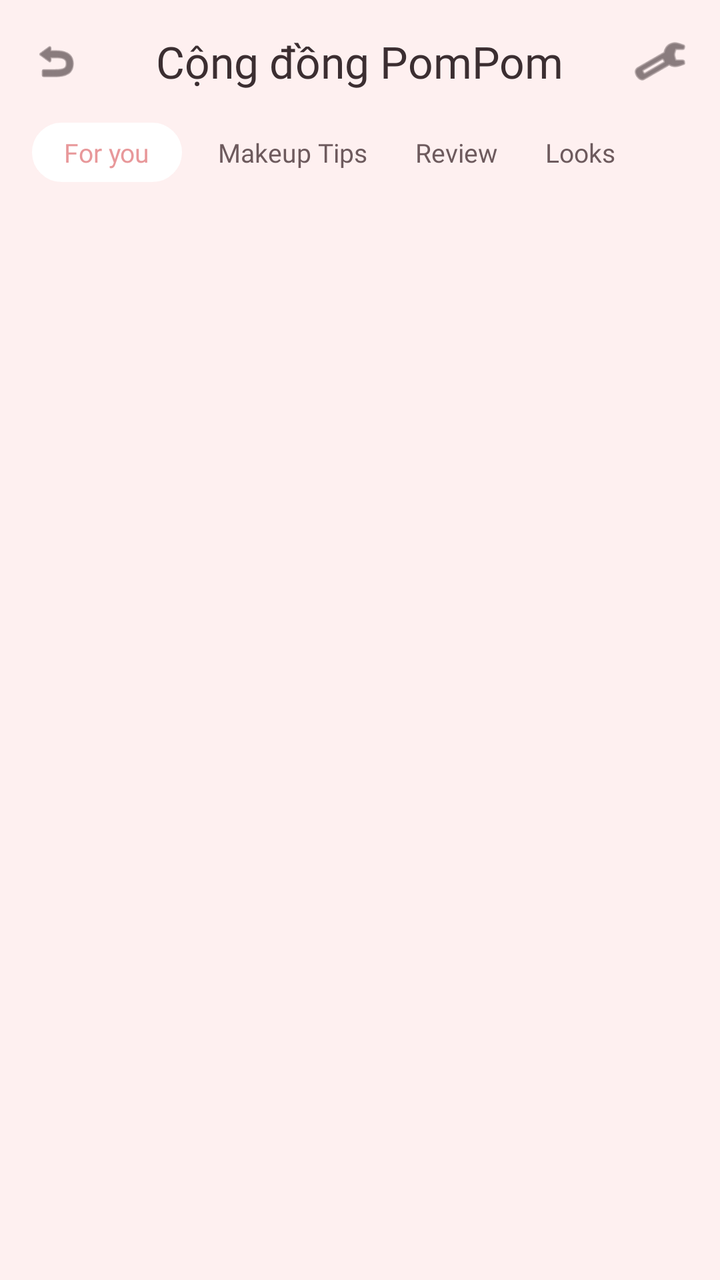
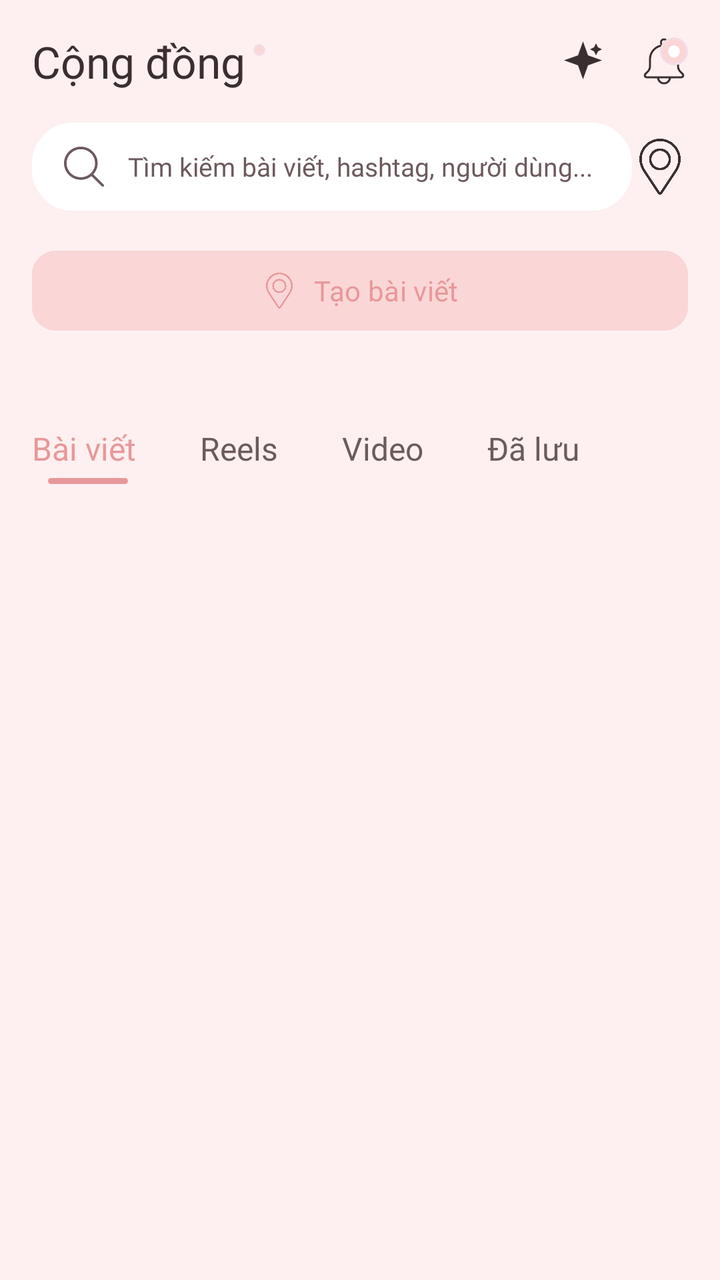

The first picture is an Android layout as it rendered before a commit; the second is the same layout after the commit. The layout source and the unified diff follow.
<!-- AndroidManifest.xml: application theme Theme.Group6 -->
<!-- res/layout/fragment_community.xml -->
<?xml version="1.0" encoding="utf-8"?>
<androidx.coordinatorlayout.widget.CoordinatorLayout xmlns:android="http://schemas.android.com/apk/res/android"
    xmlns:app="http://schemas.android.com/apk/res-auto"
    android:layout_width="match_parent"
    android:layout_height="match_parent"
    android:background="@color/md_theme_light_background">

    <com.google.android.material.appbar.AppBarLayout
        android:layout_width="match_parent"
        android:layout_height="wrap_content"
        android:background="@color/md_theme_light_background"
        android:fitsSystemWindows="true"
        app:elevation="0dp">

        <androidx.constraintlayout.widget.ConstraintLayout
            android:layout_width="match_parent"
            android:layout_height="wrap_content"
            android:padding="16dp">

            <ImageView
                android:id="@+id/btnBack"
                android:layout_width="24dp"
                android:layout_height="24dp"
                android:src="@android:drawable/ic_menu_revert"
                app:layout_constraintBottom_toBottomOf="parent"
                app:layout_constraintStart_toStartOf="parent"
                app:layout_constraintTop_toTopOf="parent"
                app:tint="@color/text_primary" />

            <TextView
                android:layout_width="wrap_content"
                android:layout_height="wrap_content"
                android:fontFamily="@font/garamond_condensed_bold"
                android:text="Cộng đồng PomPom"
                android:textColor="@color/text_primary"
                android:textSize="22sp"
                app:layout_constraintBottom_toBottomOf="parent"
                app:layout_constraintEnd_toEndOf="parent"
                app:layout_constraintStart_toStartOf="parent"
                app:layout_constraintTop_toTopOf="parent" />

            <ImageView
                android:id="@+id/btnSettings"
                android:layout_width="28dp"
                android:layout_height="28dp"
                android:src="@android:drawable/ic_menu_manage"
                app:layout_constraintBottom_toBottomOf="parent"
                app:layout_constraintEnd_toEndOf="parent"
                app:layout_constraintTop_toTopOf="parent"
                app:tint="@color/text_primary" />

        </androidx.constraintlayout.widget.ConstraintLayout>

        <HorizontalScrollView
            android:layout_width="match_parent"
            android:layout_height="wrap_content"
            android:scrollbars="none"
            android:paddingStart="16dp"
            android:paddingEnd="16dp"
            android:layout_marginBottom="12dp">

            <LinearLayout
                android:id="@+id/layoutTabs"
                android:layout_width="wrap_content"
                android:layout_height="wrap_content"
                android:orientation="horizontal">
                
                <TextView
                    android:id="@+id/tabForYou"
                    android:layout_width="wrap_content"
                    android:layout_height="wrap_content"
                    android:background="@drawable/bg_white_pill_button"
                    android:backgroundTint="@color/white"
                    android:fontFamily="@font/poppins_medium"
                    android:paddingStart="16dp"
                    android:paddingTop="6dp"
                    android:paddingEnd="16dp"
                    android:paddingBottom="6dp"
                    android:text="For you"
                    android:textColor="@color/brand_pink"
                    android:textSize="13sp" />

                <TextView
                    android:id="@+id/tabMakeupTips"
                    android:layout_width="wrap_content"
                    android:layout_height="wrap_content"
                    android:layout_marginStart="12dp"
                    android:fontFamily="@font/poppins_medium"
                    android:padding="6dp"
                    android:text="Makeup Tips"
                    android:textColor="@color/text_secondary"
                    android:textSize="13sp" />

                <TextView
                    android:id="@+id/tabReview"
                    android:layout_width="wrap_content"
                    android:layout_height="wrap_content"
                    android:layout_marginStart="12dp"
                    android:fontFamily="@font/poppins_medium"
                    android:padding="6dp"
                    android:text="Review"
                    android:textColor="@color/text_secondary"
                    android:textSize="13sp" />

                <TextView
                    android:id="@+id/tabLooks"
                    android:layout_width="wrap_content"
                    android:layout_height="wrap_content"
                    android:layout_marginStart="12dp"
                    android:fontFamily="@font/poppins_medium"
                    android:padding="6dp"
                    android:text="Looks"
                    android:textColor="@color/text_secondary"
                    android:textSize="13sp" />
            </LinearLayout>
        </HorizontalScrollView>

    </com.google.android.material.appbar.AppBarLayout>

    <androidx.recyclerview.widget.RecyclerView
        android:id="@+id/rvCommunity"
        android:layout_width="match_parent"
        android:layout_height="match_parent"
        android:clipToPadding="false"
        android:padding="8dp"
        app:layout_behavior="@string/appbar_scrolling_view_behavior" />

</androidx.coordinatorlayout.widget.CoordinatorLayout>
<!-- resources referenced by this layout -->
<resources>
  <color name="brand_pink">#E8989A</color>
  <color name="md_theme_light_background">#FEF0F0</color>
  <color name="text_primary">#3B2E31</color>
  <color name="text_secondary">#6D5A5D</color>
  <color name="white">#FFFFFF</color>
  <!-- drawable bg_white_pill_button (drawable) -->
  <?xml version="1.0" encoding="utf-8"?>
  <shape xmlns:android="http://schemas.android.com/apk/res/android"
      android:shape="rectangle">
      <solid android:color="#FFF0F5" />
      <corners android:radius="20dp" />
      <stroke
          android:width="1dp"
          android:color="#FAD6D7" />
      <padding
          android:left="16dp"
          android:right="16dp"
          android:top="8dp"
          android:bottom="8dp" />
  </shape>
  <style name="Theme.Group6" parent="Base.Theme.Group6" />
  <style name="Base.Theme.Group6" parent="Theme.Material3.DayNight.NoActionBar">
          
          
      </style>
</resources>

<!-- the commit's change to res/layout/fragment_community.xml (unified diff, before → after) -->
@@ -1,6 +1,7 @@
 <?xml version="1.0" encoding="utf-8"?>
 <androidx.coordinatorlayout.widget.CoordinatorLayout xmlns:android="http://schemas.android.com/apk/res/android"
     xmlns:app="http://schemas.android.com/apk/res-auto"
+    xmlns:tools="http://schemas.android.com/tools"
     android:layout_width="match_parent"
     android:layout_height="match_parent"
     android:background="@color/md_theme_light_background">
@@ -12,109 +13,218 @@
         android:fitsSystemWindows="true"
         app:elevation="0dp">
 
-        <androidx.constraintlayout.widget.ConstraintLayout
+        <LinearLayout
             android:layout_width="match_parent"
             android:layout_height="wrap_content"
-            android:padding="16dp">
-
-            <ImageView
-                android:id="@+id/btnBack"
-                android:layout_width="24dp"
-                android:layout_height="24dp"
-                android:src="@android:drawable/ic_menu_revert"
-                app:layout_constraintBottom_toBottomOf="parent"
-                app:layout_constraintStart_toStartOf="parent"
-                app:layout_constraintTop_toTopOf="parent"
-                app:tint="@color/text_primary" />
-
-            <TextView
-                android:layout_width="wrap_content"
-                android:layout_height="wrap_content"
-                android:fontFamily="@font/garamond_condensed_bold"
-                android:text="Cộng đồng PomPom"
-                android:textColor="@color/text_primary"
-                android:textSize="22sp"
-                app:layout_constraintBottom_toBottomOf="parent"
-                app:layout_constraintEnd_toEndOf="parent"
-                app:layout_constraintStart_toStartOf="parent"
-                app:layout_constraintTop_toTopOf="parent" />
-
-            <ImageView
-                android:id="@+id/btnSettings"
-                android:layout_width="28dp"
-                android:layout_height="28dp"
-                android:src="@android:drawable/ic_menu_manage"
-                app:layout_constraintBottom_toBottomOf="parent"
-                app:layout_constraintEnd_toEndOf="parent"
-                app:layout_constraintTop_toTopOf="parent"
-                app:tint="@color/text_primary" />
-
-        </androidx.constraintlayout.widget.ConstraintLayout>
-
-        <HorizontalScrollView
-            android:layout_width="match_parent"
-            android:layout_height="wrap_content"
-            android:scrollbars="none"
-            android:paddingStart="16dp"
-            android:paddingEnd="16dp"
-            android:layout_marginBottom="12dp">
-
-            <LinearLayout
-                android:id="@+id/layoutTabs"
-                android:layout_width="wrap_content"
-                android:layout_height="wrap_content"
-                android:orientation="horizontal">
-                
-                <TextView
-                    android:id="@+id/tabForYou"
-                    android:layout_width="wrap_content"
-                    android:layout_height="wrap_content"
+            android:orientation="vertical"
+            android:paddingBottom="8dp"
+            android:background="@color/md_theme_light_background">
+
+            
+            <androidx.constraintlayout.widget.ConstraintLayout
+                android:layout_width="match_parent"
+                android:layout_height="wrap_content"
+                android:paddingHorizontal="16dp"
+                android:paddingTop="16dp">
+
+                <TextView
+                    android:id="@+id/tvTitle"
+                    android:layout_width="wrap_content"
+                    android:layout_height="wrap_content"
+                    android:fontFamily="@font/poppins_semibold"
+                    android:text="Cộng đồng"
+                    android:textColor="@color/text_primary"
+                    android:textSize="22sp"
+                    app:layout_constraintStart_toStartOf="parent"
+                    app:layout_constraintTop_toTopOf="parent" />
+
+                <View
+                    android:layout_width="6dp"
+                    android:layout_height="6dp"
+                    android:layout_marginStart="4dp"
+                    android:background="@drawable/bg_circle_pink"
+                    app:layout_constraintStart_toEndOf="@id/tvTitle"
+                    app:layout_constraintTop_toTopOf="@id/tvTitle"
+                    android:layout_marginTop="6dp"/>
+
+                <ImageView
+                    android:id="@+id/btnAiAssistant"
+                    android:layout_width="24dp"
+                    android:layout_height="24dp"
+                    android:layout_marginEnd="16dp"
+                    android:src="@drawable/ic_star_magic"
+                    app:layout_constraintBottom_toBottomOf="@id/tvTitle"
+                    app:layout_constraintEnd_toStartOf="@id/btnNotifications"
+                    app:layout_constraintTop_toTopOf="@id/tvTitle"
+                    app:tint="@color/text_primary"
+                    android:contentDescription="@null" />
+
+                <FrameLayout
+                    android:id="@+id/btnNotifications"
+                    android:layout_width="24dp"
+                    android:layout_height="24dp"
+                    app:layout_constraintBottom_toBottomOf="@id/tvTitle"
+                    app:layout_constraintEnd_toEndOf="parent"
+                    app:layout_constraintTop_toTopOf="@id/tvTitle">
+
+                    <ImageView
+                        android:layout_width="match_parent"
+                        android:layout_height="match_parent"
+                        android:src="@drawable/ic_notification"
+                        app:tint="@color/text_primary"
+                        android:contentDescription="@null" />
+
+                    <TextView
+                        android:layout_width="14dp"
+                        android:layout_height="14dp"
+                        android:layout_gravity="top|end"
+                        android:background="@drawable/bg_circle_pink"
+                        android:gravity="center"
+                        android:text="3"
+                        android:textColor="@color/white"
+                        android:textSize="8sp"
+                        android:textStyle="bold"
+                        tools:ignore="SmallSp" />
+                </FrameLayout>
+
+            </androidx.constraintlayout.widget.ConstraintLayout>
+
+            
+            <androidx.constraintlayout.widget.ConstraintLayout
+                android:layout_width="match_parent"
+                android:layout_height="wrap_content"
+                android:layout_marginTop="16dp"
+                android:paddingHorizontal="16dp">
+
+                <LinearLayout
+                    android:layout_width="0dp"
+                    android:layout_height="44dp"
                     android:background="@drawable/bg_white_pill_button"
                     android:backgroundTint="@color/white"
+                    android:gravity="center_vertical"
+                    android:paddingHorizontal="16dp"
+                    app:layout_constraintBottom_toBottomOf="parent"
+                    app:layout_constraintEnd_toStartOf="@id/btnPlus"
+                    app:layout_constraintStart_toStartOf="parent"
+                    app:layout_constraintTop_toTopOf="parent">
+
+                    <ImageView
+                        android:layout_width="20dp"
+                        android:layout_height="20dp"
+                        android:src="@drawable/ic_search"
+                        app:tint="@color/text_secondary"
+                        android:contentDescription="@null" />
+
+                    <TextView
+                        android:layout_width="wrap_content"
+                        android:layout_height="wrap_content"
+                        android:layout_marginStart="12dp"
+                        android:fontFamily="@font/poppins_regular"
+                        android:text="Tìm kiếm bài viết, hashtag, người dùng..."
+                        android:textColor="@color/text_secondary"
+                        android:textSize="13sp" />
+                </LinearLayout>
+
+                <ImageView
+                    android:id="@+id/btnPlus"
+                    android:layout_width="28dp"
+                    android:layout_height="28dp"
+                    android:layout_marginStart="12dp"
+                    android:src="@drawable/ic_pin"
+                    app:layout_constraintBottom_toBottomOf="parent"
+                    app:layout_constraintEnd_toEndOf="parent"
+                    app:layout_constraintTop_toTopOf="parent"
+                    app:tint="@color/text_primary"
+                    android:contentDescription="@null" />
+            </androidx.constraintlayout.widget.ConstraintLayout>
+
+            
+            <com.google.android.material.button.MaterialButton
+                android:id="@+id/btnCreatePost"
+                android:layout_width="match_parent"
+                android:layout_height="48dp"
+                android:layout_marginHorizontal="16dp"
+                android:layout_marginTop="16dp"
+                android:backgroundTint="@color/brand_pink_light"
+                android:fontFamily="@font/poppins_semibold"
+                android:text="Tạo bài viết"
+                android:textAllCaps="false"
+                android:textColor="@color/brand_pink"
+                app:cornerRadius="12dp"
+                app:icon="@drawable/ic_pin"
+                app:iconGravity="textStart"
+                app:iconPadding="8dp"
+                app:iconSize="18dp"
+                app:iconTint="@color/brand_pink" />
+
+            
+            <androidx.recyclerview.widget.RecyclerView
+                android:id="@+id/rvStories"
+                android:layout_width="match_parent"
+                android:layout_height="wrap_content"
+                android:layout_marginTop="20dp"
+                android:clipToPadding="false"
+                android:orientation="horizontal"
+                android:paddingHorizontal="16dp" />
+
+            
+            <LinearLayout
+                android:layout_width="match_parent"
+                android:layout_height="wrap_content"
+                android:layout_marginTop="24dp"
+                android:orientation="horizontal"
+                android:paddingHorizontal="16dp">
+
+                <TextView
+                    android:id="@+id/tabPosts"
+                    android:layout_width="wrap_content"
+                    android:layout_height="wrap_content"
+                    android:fontFamily="@font/poppins_semibold"
+                    android:text="Bài viết"
+                    android:textColor="@color/brand_pink"
+                    android:textSize="16sp" />
+
+                <TextView
+                    android:id="@+id/tabReels"
+                    android:layout_width="wrap_content"
+                    android:layout_height="wrap_content"
+                    android:layout_marginStart="32dp"
                     android:fontFamily="@font/poppins_medium"
-                    android:paddingStart="16dp"
-                    android:paddingTop="6dp"
-                    android:paddingEnd="16dp"
-                    android:paddingBottom="6dp"
-                    android:text="For you"
-                    android:textColor="@color/brand_pink"
-                    android:textSize="13sp" />
-
-                <TextView
-                    android:id="@+id/tabMakeupTips"
-                    android:layout_width="wrap_content"
-                    android:layout_height="wrap_content"
-                    android:layout_marginStart="12dp"
+                    android:text="Reels"
+                    android:textColor="@color/text_secondary"
+                    android:textSize="16sp" />
+
+                <TextView
+                    android:id="@+id/tabVideo"
+                    android:layout_width="wrap_content"
+                    android:layout_height="wrap_content"
+                    android:layout_marginStart="32dp"
                     android:fontFamily="@font/poppins_medium"
-                    android:padding="6dp"
-                    android:text="Makeup Tips"
+                    android:text="Video"
                     android:textColor="@color/text_secondary"
-                    android:textSize="13sp" />
-
-                <TextView
-                    android:id="@+id/tabReview"
-                    android:layout_width="wrap_content"
-                    android:layout_height="wrap_content"
-                    android:layout_marginStart="12dp"
+                    android:textSize="16sp" />
+
+                <TextView
+                    android:id="@+id/tabSaved"
+                    android:layout_width="wrap_content"
+                    android:layout_height="wrap_content"
+                    android:layout_marginStart="32dp"
                     android:fontFamily="@font/poppins_medium"
-                    android:padding="6dp"
-                    android:text="Review"
+                    android:text="Đã lưu"
                     android:textColor="@color/text_secondary"
-                    android:textSize="13sp" />
-
-                <TextView
-                    android:id="@+id/tabLooks"
-                    android:layout_width="wrap_content"
-                    android:layout_height="wrap_content"
-                    android:layout_marginStart="12dp"
-                    android:fontFamily="@font/poppins_medium"
-                    android:padding="6dp"
-                    android:text="Looks"
-                    android:textColor="@color/text_secondary"
-                    android:textSize="13sp" />
+                    android:textSize="16sp" />
             </LinearLayout>
-        </HorizontalScrollView>
-
+
+            
+            <View
+                android:id="@+id/tabIndicator"
+                android:layout_width="40dp"
+                android:layout_height="3dp"
+                android:layout_marginStart="24dp"
+                android:layout_marginTop="4dp"
+                android:background="@drawable/bg_label_pink" />
+
+        </LinearLayout>
     </com.google.android.material.appbar.AppBarLayout>
 
     <androidx.recyclerview.widget.RecyclerView
@@ -122,7 +232,7 @@
         android:layout_width="match_parent"
         android:layout_height="match_parent"
         android:clipToPadding="false"
-        android:padding="8dp"
+        android:paddingBottom="20dp"
         app:layout_behavior="@string/appbar_scrolling_view_behavior" />
 
 </androidx.coordinatorlayout.widget.CoordinatorLayout>
<!-- resource entries referenced after the edit -->
@@ -1,10 +1,43 @@
 <!-- resources referenced by this layout -->
 <resources>
   <color name="brand_pink">#E8989A</color>
+  <color name="brand_pink_light">#FAD6D7</color>
   <color name="md_theme_light_background">#FEF0F0</color>
   <color name="text_primary">#3B2E31</color>
   <color name="text_secondary">#6D5A5D</color>
   <color name="white">#FFFFFF</color>
+  <!-- drawable bg_circle_pink (drawable) -->
+  <?xml version="1.0" encoding="utf-8"?>
+  <layer-list xmlns:android="http://schemas.android.com/apk/res/android">
+      
+      <item>
+          <shape android:shape="oval">
+              <solid android:color="@color/brand_pink_light" />
+              <stroke
+                  android:width="1dp"
+                  android:color="@color/md_theme_light_secondaryContainer" />
+          </shape>
+      </item>
+  
+      
+      <item android:bottom="4dp" android:left="4dp" android:right="4dp" android:top="4dp">
+          <shape android:shape="oval">
+              <gradient
+                  android:centerX="0.5"
+                  android:centerY="0.5"
+                  android:endColor="@color/brand_pink_light"
+                  android:gradientRadius="40dp"
+                  android:startColor="@color/white"
+                  android:type="radial" />
+          </shape>
+      </item>
+  </layer-list>
+  <!-- drawable bg_label_pink (drawable) -->
+  <?xml version="1.0" encoding="utf-8"?>
+  <shape xmlns:android="http://schemas.android.com/apk/res/android">
+      <solid android:color="@color/brand_pink" />
+      <corners android:radius="4dp" />
+  </shape>
   <!-- drawable bg_white_pill_button (drawable) -->
   <?xml version="1.0" encoding="utf-8"?>
   <shape xmlns:android="http://schemas.android.com/apk/res/android"
@@ -20,7 +53,24 @@
           android:top="8dp"
           android:bottom="8dp" />
   </shape>
+  <!-- drawable ic_notification: png bitmap (drawable, 3940 bytes) -->
+  <!-- drawable ic_pin: png bitmap (drawable, 21240 bytes) -->
+  <!-- drawable ic_search: png bitmap (drawable, 4783 bytes) -->
+  <!-- drawable ic_star_magic (drawable) -->
+  <vector xmlns:android="http://schemas.android.com/apk/res/android"
+      android:width="24dp"
+      android:height="24dp"
+      android:viewportWidth="24"
+      android:viewportHeight="24">
+      <path
+          android:fillColor="#E8989A"
+          android:pathData="M11.5,2L9,9L2,11.5L9,14L11.5,21L14,14L21,11.5L14,9L11.5,2Z"/>
+      <path
+          android:fillColor="#E8989A"
+          android:pathData="M18,3L17,5L15,6L17,7L18,9L19,7L21,6L19,5L18,3Z"/>
+  </vector>
   <style name="Theme.Group6" parent="Base.Theme.Group6" />
+  <color name="md_theme_light_secondaryContainer">#F3DDE6</color>
   <style name="Base.Theme.Group6" parent="Theme.Material3.DayNight.NoActionBar">
           
           
